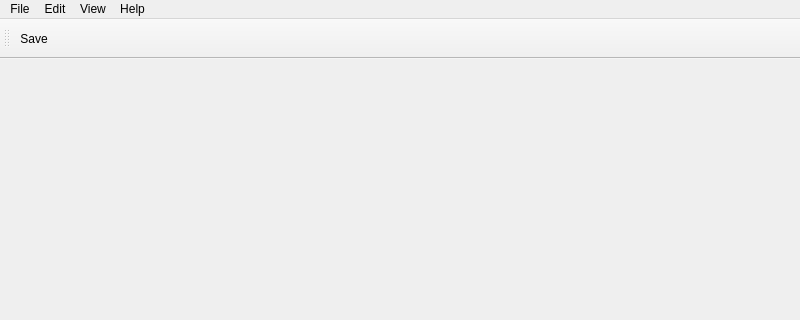
Qt form mainwindow.ui (olehermanse/ohm) before a commit; both pictures show x 0 to 800 and y 0 to 320 of the 800 by 600 pixel window.
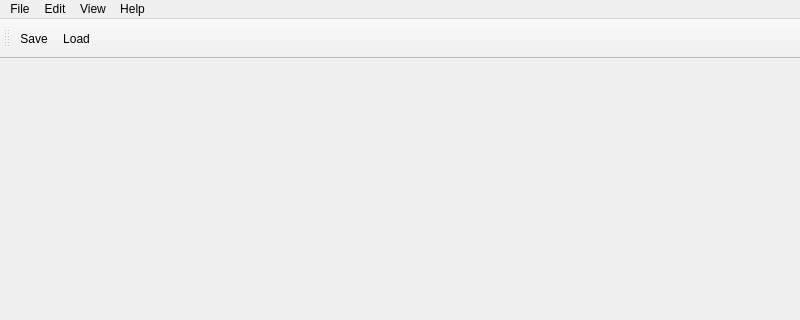
The same form after that commit. Icons and pictures are not drawn.

Patch:
```diff
--- a/mainwindow.ui
+++ b/mainwindow.ui
@@ -90,6 +90,7 @@
     <bool>false</bool>
    </attribute>
    <addaction name="actionSave"/>
+   <addaction name="actionLoad"/>
   </widget>
   <action name="actionSave">
    <property name="icon">
```
Left out of the diff: 4 changed lines with no effect on the pictures.
